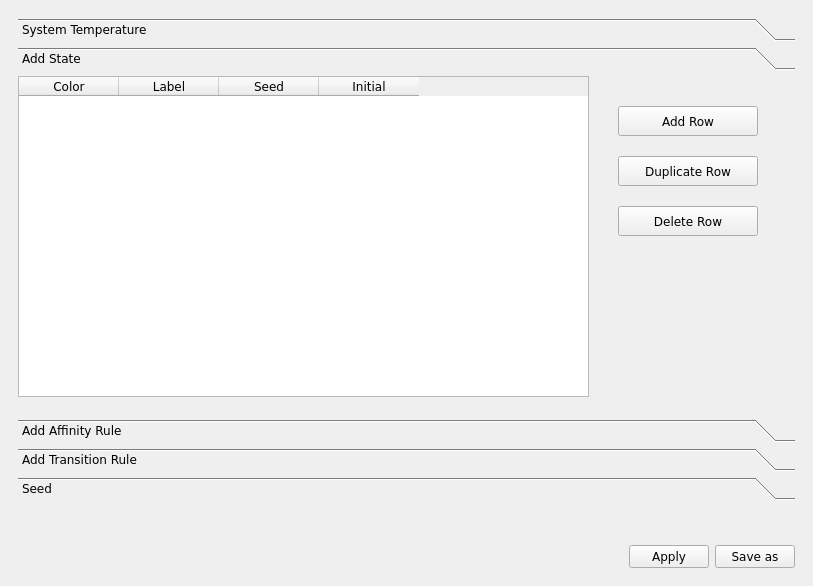
Above: UI Files/EditorWindow.ui from asarg/AutoTile before the change. Below: the same form after it.
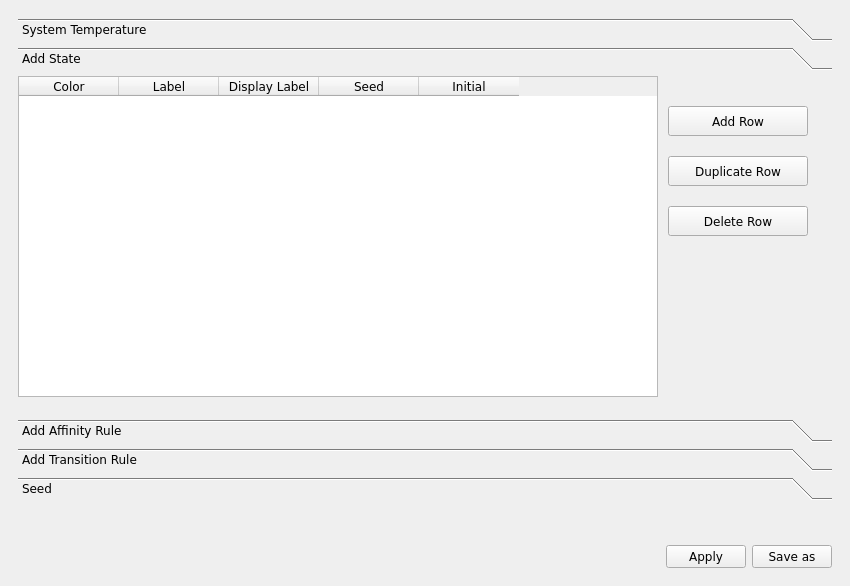
That is the form after the change.

Commit message: Added Display Label to Editor

```diff
--- a/UI Files/EditorWindow.ui
+++ b/UI Files/EditorWindow.ui
@@ -6,7 +6,7 @@
    <rect>
     <x>0</x>
     <y>0</y>
-    <width>813</width>
+    <width>850</width>
     <height>586</height>
    </rect>
   </property>
@@ -128,7 +128,7 @@
            <rect>
             <x>0</x>
             <y>0</y>
-            <width>769</width>
+            <width>790</width>
             <height>323</height>
            </rect>
           </property>
@@ -140,12 +140,12 @@
             <rect>
              <x>0</x>
              <y>0</y>
-             <width>571</width>
+             <width>640</width>
              <height>321</height>
             </rect>
            </property>
            <property name="columnCount">
-            <number>4</number>
+            <number>5</number>
            </property>
            <column>
             <property name="text">
@@ -157,6 +157,11 @@
              <string>Label</string>
             </property>
            </column>
+           <column>
+            <property name="text">
+             <string>Display Label</string>
+            </property>
+           </column>
            <column>
             <property name="text">
              <string>Seed</string>
@@ -171,7 +176,7 @@
           <widget class="QPushButton" name="pushButton_3">
            <property name="geometry">
             <rect>
-             <x>600</x>
+             <x>650</x>
              <y>30</y>
              <width>140</width>
              <height>30</height>
@@ -184,7 +189,7 @@
           <widget class="QPushButton" name="pushButton_6">
            <property name="geometry">
             <rect>
-             <x>600</x>
+             <x>650</x>
              <y>80</y>
              <width>140</width>
              <height>30</height>
@@ -197,7 +202,7 @@
           <widget class="QPushButton" name="pushButton_9">
            <property name="geometry">
             <rect>
-             <x>600</x>
+             <x>650</x>
              <y>130</y>
              <width>140</width>
              <height>30</height>
```
The commit also changes 3 other files.
